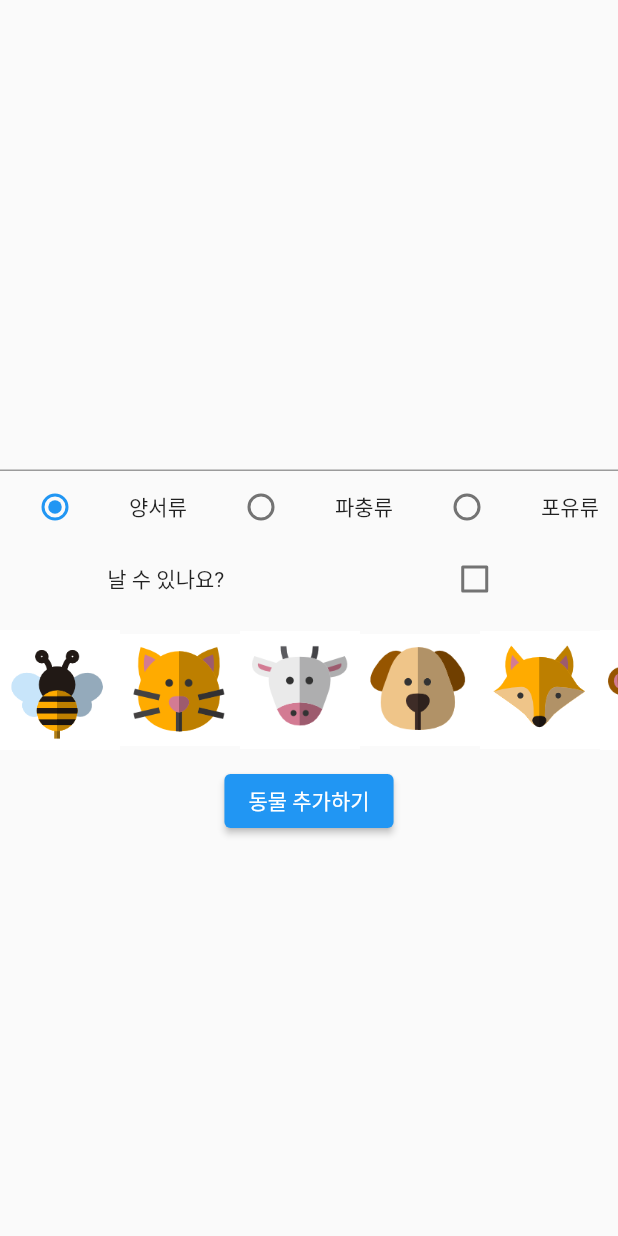
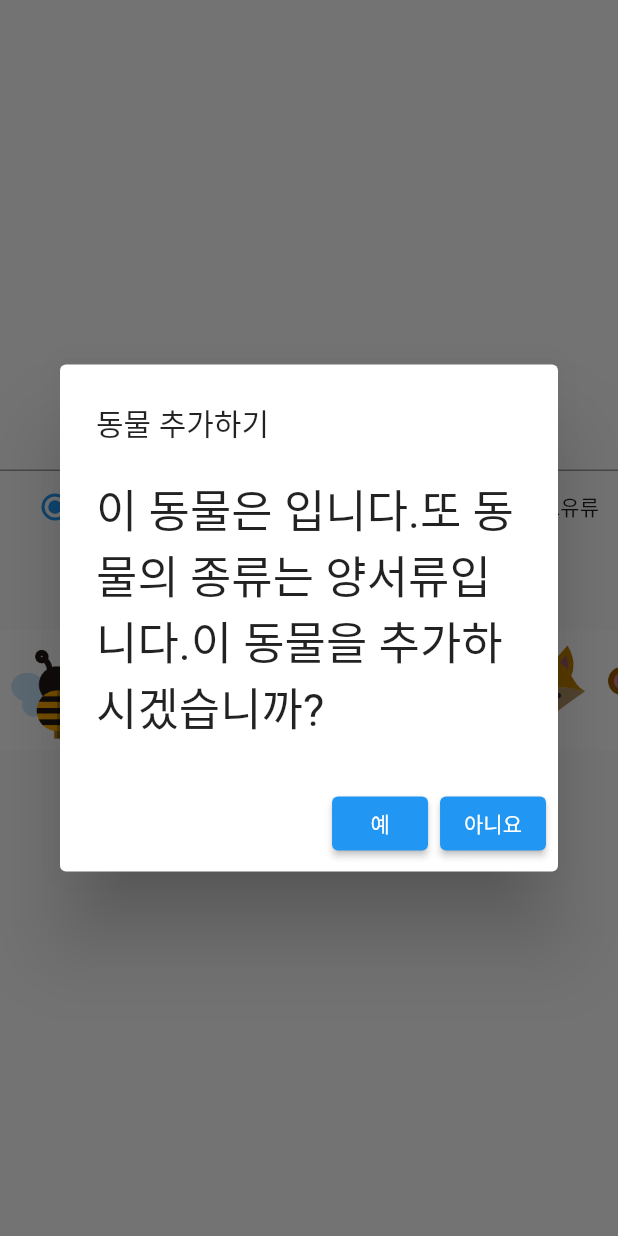
Before and after one commit to sieukim/learning-flutter, a Flutter app: the SecondPage screen opened directly, after a tap on "동물 추가하기", on a phone screen of 412 x 824 dp. Run offline on Flutter 3.47's test engine with Material 2 defaults, Android fonts, the phone set to English and light mode, and no system bars.

```diff
--- a/chapter05/listview_example/lib/secondPage.dart
+++ b/chapter05/listview_example/lib/secondPage.dart
@@ -28,6 +28,17 @@ class _SecondPageState extends State<SecondPage> {
     setState(() {
       _radioValue = value;
     });
+  }
+
+  getKind(int? radioValue) {
+    switch (radioValue) {
+      case 0:
+        return '양서류';
+      case 1:
+        return '파충류';
+      case 2:
+        return '포유류';
+    }
   }
 
   @override
@@ -133,7 +144,42 @@ class _SecondPageState extends State<SecondPage> {
                   ],
                 ),
               ),
-              ElevatedButton(onPressed: () {}, child: const Text('동물 추가하기'))
+              ElevatedButton(
+                  onPressed: () {
+                    var animal = Animal(
+                        animalName: nameController.value.text,
+                        kind: getKind(_radioValue),
+                        imagePath: _imagePath,
+                        flyExist: flyExist);
+
+                    AlertDialog dialog = AlertDialog(
+                      title: const Text('동물 추가하기'),
+                      content: Text(
+                          '이 동물은 ${animal.animalName}입니다.'
+                          '또 동물의 종류는 ${animal.kind}입니다.'
+                          '이 동물을 추가하시겠습니까?',
+                          style: const TextStyle(fontSize: 30.0)),
+                      actions: [
+                        ElevatedButton(
+                          onPressed: () {
+                            widget.animalList?.add(animal);
+                            Navigator.of(context).pop();
+                          },
+                          child: const Text('예'),
+                        ),
+                        ElevatedButton(
+                          onPressed: () {
+                            Navigator.of(context).pop();
+                          },
+                          child: const Text('아니요'),
+                        ),
+                      ],
+                    );
+                    showDialog(
+                        context: context,
+                        builder: (BuildContext text) => dialog);
+                  },
+                  child: const Text('동물 추가하기'))
             ],
           ),
         ),
```
Also changed, not shown: chapter05/listview_example/readme/addPage.png (added), chapter05/listview_example/readme/listPage.png (added), 1 other file.
